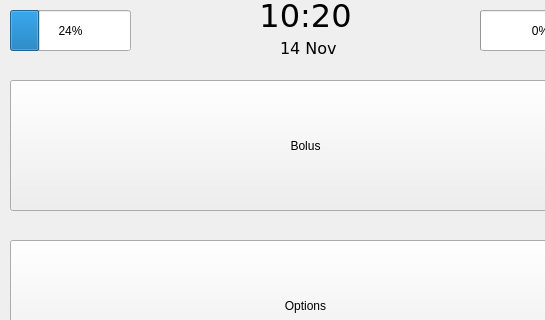
Chenguku/t-slim-Insulin-Pump, file tslimSim/mainwindow.ui: the form before one commit; both pictures show x 0 to 545 and y 0 to 320 of the 800 by 600 pixel window.
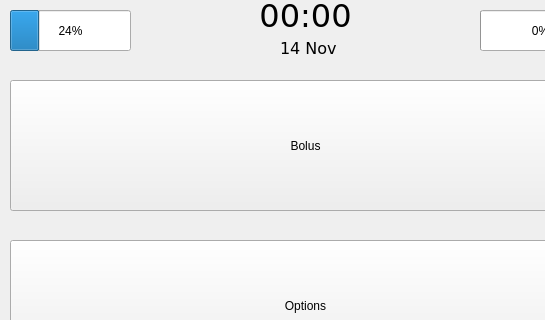
The form after the commit. The open tabs and pages were chosen to show the change.

Commit message: added date and time simulation

Patch:
```diff
--- a/tslimSim/mainwindow.ui
+++ b/tslimSim/mainwindow.ui
@@ -352,7 +352,7 @@
        </font>
       </property>
       <property name="text">
-       <string>10:20</string>
+       <string>00:00</string>
       </property>
       <property name="alignment">
        <set>Qt::AlignCenter</set>
```
Left out of the diff: 4 changed lines with no effect on the pictures. The commit also changes 2 other files.
